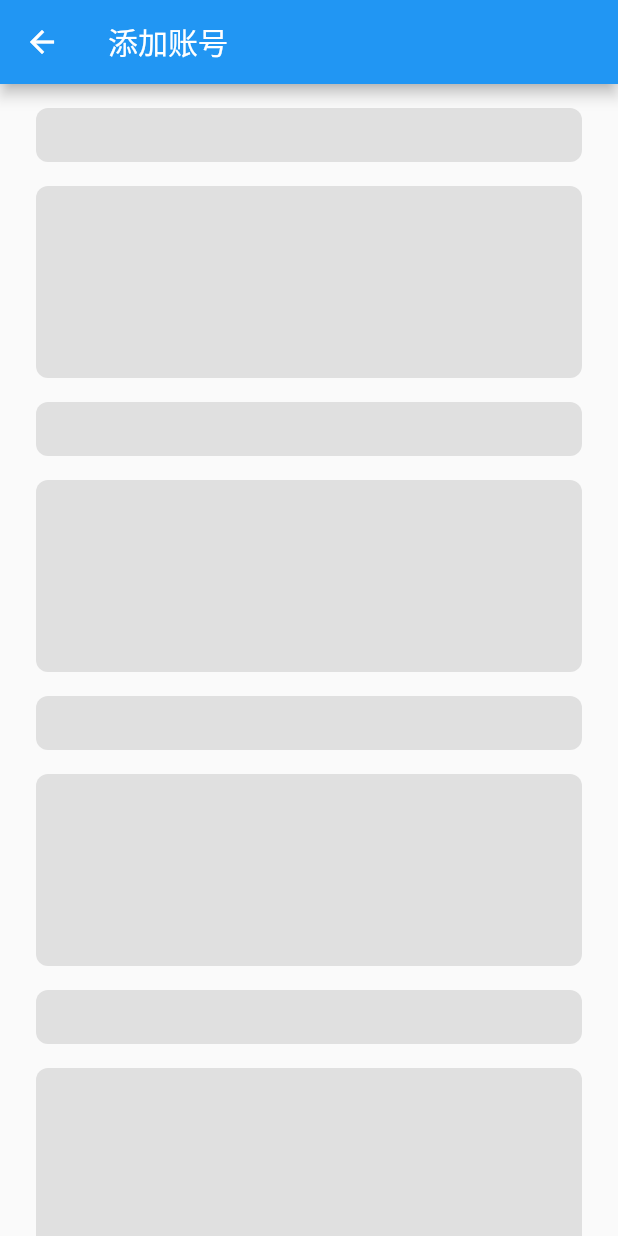
After one commit to licoba/SafeBox, a Flutter app: the screen it shows after launch, after a tap on the "add" icon, on a phone screen of 412 x 824 dp. The commit adds this screen. Run offline on Flutter 3.47's test engine with Material 2 defaults, Android fonts, the phone set to English and light mode, and no system bars; our stand-ins replace get.

Commit message:
添加第二个页面

```diff
--- /dev/null
+++ b/lib/pages/PageAddAccount.dart
@@ -0,0 +1,64 @@
+import 'package:flutter/material.dart';
+
+// 添加账号页面
+@immutable
+class PageAddAccount extends StatelessWidget {
+  static const _actionTitles = ['Create Post', 'Upload Photo', 'Upload Video'];
+
+  const PageAddAccount({super.key});
+
+  void _showAction(BuildContext context, int index) {
+    showDialog<void>(
+      context: context,
+      builder: (context) {
+        return AlertDialog(
+          content: Text(_actionTitles[index]),
+          actions: [
+            TextButton(
+              onPressed: () => Navigator.of(context).pop(),
+              child: const Text('CLOSE'),
+            ),
+          ],
+        );
+      },
+    );
+  }
+
+  @override
+  Widget build(BuildContext context) {
+    return Scaffold(
+      appBar: AppBar(
+        title: const Text('添加账号'),
+      ),
+      body: ListView.builder(
+        padding: const EdgeInsets.symmetric(vertical: 8.0),
+        itemCount: 25,
+        itemBuilder: (context, index) {
+          return FakeItem(isBig: index.isOdd);
+        },
+      ),
+    );
+  }
+}
+
+@immutable
+class FakeItem extends StatelessWidget {
+  const FakeItem({
+    super.key,
+    required this.isBig,
+  });
+
+  final bool isBig;
+
+  @override
+  Widget build(BuildContext context) {
+    return Container(
+      margin: const EdgeInsets.symmetric(vertical: 8.0, horizontal: 24.0),
+      height: isBig ? 128.0 : 36.0,
+      decoration: BoxDecoration(
+        borderRadius: const BorderRadius.all(Radius.circular(8.0)),
+        color: Colors.grey.shade300,
+      ),
+    );
+  }
+}
--- a/lib/pages/PageHome.dart
+++ b/lib/pages/PageHome.dart
@@ -1,13 +1,13 @@
 import 'package:flutter/material.dart';
-
+import 'package:get/get.dart';
+import 'package:safebox/routes/APPRouter.dart';
 import '../widget/ExpandableFab.dart';
 
+// 首页
 @immutable
 class PageHome extends StatelessWidget {
   static const _actionTitles = ['Create Post', 'Upload Photo', 'Upload Video'];
-
   const PageHome({super.key});
-
   void _showAction(BuildContext context, int index) {
     showDialog<void>(
       context: context,
@@ -25,6 +25,10 @@ class PageHome extends StatelessWidget {
     );
   }
 
+  void _jumpToAddAccount() {
+    Get.toNamed(APPRouter.addAccountPage);
+  }
+
   @override
   Widget build(BuildContext context) {
     return Scaffold(
@@ -38,23 +42,28 @@ class PageHome extends StatelessWidget {
             return FakeItem(isBig: index.isOdd);
           },
         ),
-      floatingActionButton: ExpandableFab(
-        distance: 112.0,
-        children: [
-          ActionButton(
-            onPressed: () => _showAction(context, 0),
-            icon: const Icon(Icons.format_size),
-          ),
-          ActionButton(
-            onPressed: () => _showAction(context, 1),
-            icon: const Icon(Icons.insert_photo),
-          ),
-          ActionButton(
-            onPressed: () => _showAction(context, 2),
-            icon: const Icon(Icons.videocam),
-          ),
-        ],
-      ),
+        floatingActionButton: FloatingActionButton(
+          onPressed: () => print("FloatingActionButton"),
+          child: IconButton(
+              icon: Icon(Icons.add), onPressed: () => _jumpToAddAccount()),
+        )
+        // floatingActionButton: ExpandableFab(
+        //   distance: 112.0,
+        //   children: [
+        //     ActionButton(
+        //       onPressed: () => _showAction(context, 0),
+        //       icon: const Icon(Icons.format_size),
+        //     ),
+        //     ActionButton(
+        //       onPressed: () => _showAction(context, 1),
+        //       icon: const Icon(Icons.insert_photo),
+        //     ),
+        //     ActionButton(
+        //       onPressed: () => _showAction(context, 2),
+        //       icon: const Icon(Icons.videocam),
+        //     ),
+        //   ],
+        // ),
         );
   }
 }
--- a/lib/routes/APPRouter.dart
+++ b/lib/routes/APPRouter.dart
@@ -2,6 +2,7 @@
 // import 'package:flutter/material.dart';
 
 import 'package:get/get.dart';
+import 'package:safebox/pages/PageAddAccount.dart';
 
 import '../pages/APPNotFoundPage.dart';
 import '../pages/PageHome.dart';
@@ -10,6 +11,7 @@ import '../pages/PageHome.dart';
 class APPRouter {
   static const notFound = '/APPNotFoundPage';
   static const homePage = '/HomePage';
+  static const addAccountPage = '/AddAccountPage';
 }
 
 class AppPage {
@@ -26,5 +28,9 @@ class AppPage {
       name: APPRouter.homePage,
       page: () => PageHome(),
     ),
+    GetPage(
+      name: APPRouter.addAccountPage,
+      page: () => PageAddAccount(),
+    ),
   ];
 }
```
Lines whose indentation alone changed are shown as unchanged.
